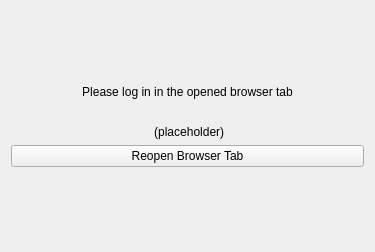
The window that src/gui/newwizard/pages/oauthcredentialssetupwizardpage.ui (owncloud/client) describes before a commit, drawn with Qt 5.
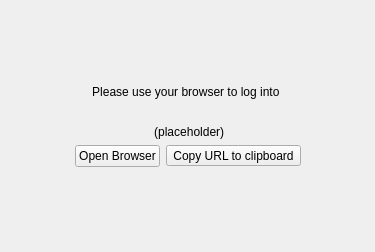
The same window after the commit. Icons and pictures are not drawn.

Commit message: Add "copy URL to clipboard" feature to OAuth2 login page

```diff
--- a/src/gui/newwizard/pages/oauthcredentialssetupwizardpage.ui
+++ b/src/gui/newwizard/pages/oauthcredentialssetupwizardpage.ui
@@ -30,7 +30,7 @@
    <item>
     <widget class="QLabel" name="label">
      <property name="text">
-      <string>Please log in in the opened browser tab</string>
+      <string notr="true">Please use your browser to log into &lt;app name placeholder&gt;</string>
      </property>
      <property name="alignment">
       <set>Qt::AlignCenter</set>
@@ -64,11 +64,55 @@
     </widget>
    </item>
    <item>
-    <widget class="QPushButton" name="reopenBrowserButton">
-     <property name="text">
-      <string>Reopen Browser Tab</string>
-     </property>
-    </widget>
+    <layout class="QHBoxLayout" name="horizontalLayout">
+     <item>
+      <spacer name="horizontalSpacer">
+       <property name="orientation">
+        <enum>Qt::Horizontal</enum>
+       </property>
+       <property name="sizeHint" stdset="0">
+        <size>
+         <width>40</width>
+         <height>20</height>
+        </size>
+       </property>
+      </spacer>
+     </item>
+     <item>
+      <widget class="QPushButton" name="openBrowserButton">
+       <property name="text">
+        <string>Open Browser</string>
+       </property>
+      </widget>
+     </item>
+     <item>
+      <widget class="QToolButton" name="copyUrlToClipboardButton">
+       <property name="text">
+        <string>Copy URL to clipboard</string>
+       </property>
+       <property name="icon">
+        <iconset resource="../../../../client.qrc">
+         <normaloff>:/client/resources/light/clipboard.svg</normaloff>:/client/resources/light/clipboard.svg</iconset>
+       </property>
+       <property name="toolButtonStyle">
+        <enum>Qt::ToolButtonTextBesideIcon</enum>
+       </property>
+      </widget>
+     </item>
+     <item>
+      <spacer name="horizontalSpacer_2">
+       <property name="orientation">
+        <enum>Qt::Horizontal</enum>
+       </property>
+       <property name="sizeHint" stdset="0">
+        <size>
+         <width>40</width>
+         <height>20</height>
+        </size>
+       </property>
+      </spacer>
+     </item>
+    </layout>
    </item>
    <item>
     <spacer name="verticalSpacer_2">
```
Left out of the diff: 6 changed lines with no effect on the pictures. The commit also changes 8 other files.
